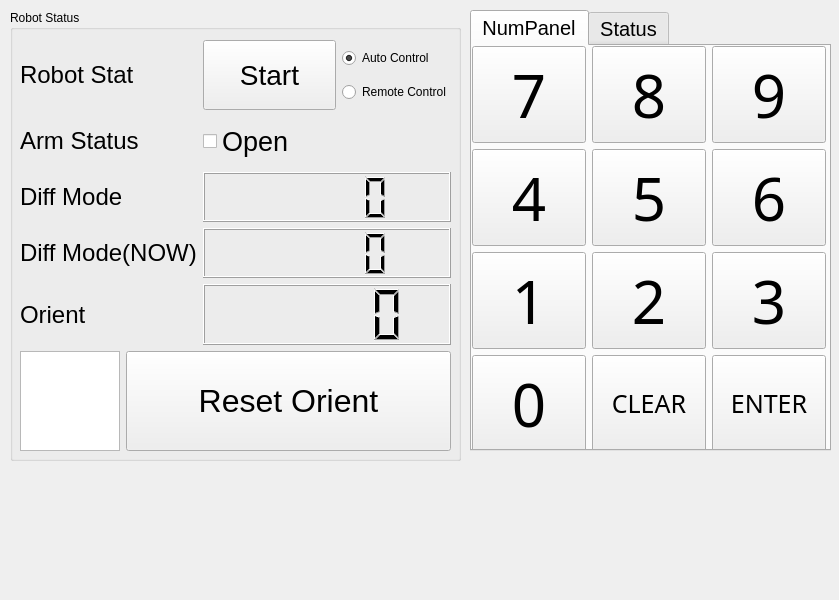
Qt form rqt_ocare/resource/ocare_ui.ui (a0919958057/ros_ocare_nav) before a commit.
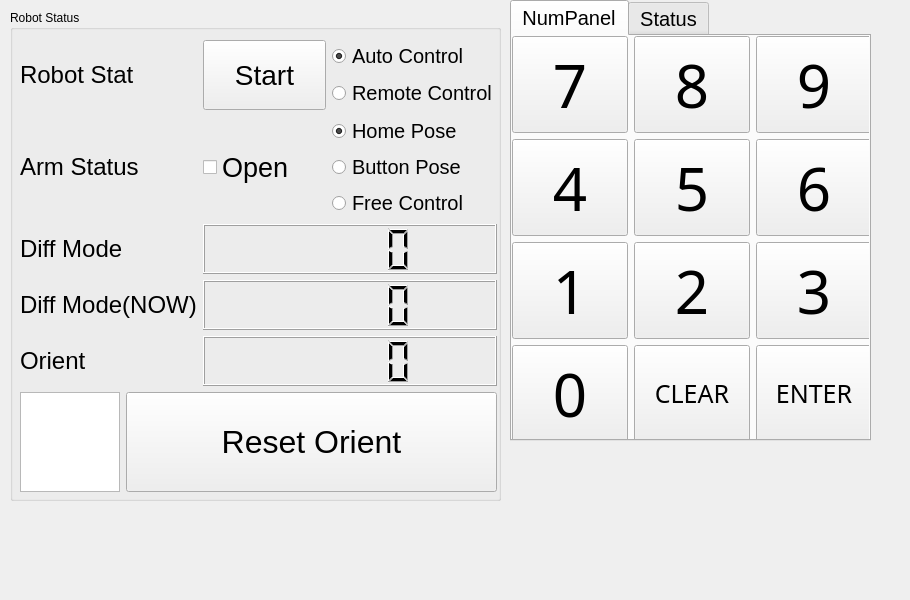
The same form after that commit. The open tabs and pages were chosen to show the change.

```diff
--- a/rqt_ocare/resource/ocare_ui.ui
+++ b/rqt_ocare/resource/ocare_ui.ui
@@ -6,7 +6,7 @@
    <rect>
     <x>0</x>
     <y>0</y>
-    <width>839</width>
+    <width>910</width>
     <height>600</height>
    </rect>
   </property>
@@ -18,8 +18,8 @@
     <rect>
      <x>10</x>
      <y>10</y>
-     <width>451</width>
-     <height>451</height>
+     <width>491</width>
+     <height>491</height>
     </rect>
    </property>
    <property name="title">
@@ -33,8 +33,8 @@
      <rect>
       <x>10</x>
       <y>30</y>
-      <width>431</width>
-      <height>411</height>
+      <width>477</width>
+      <height>452</height>
      </rect>
     </property>
     <layout class="QGridLayout" name="gridLayout">
@@ -296,19 +296,87 @@
       <layout class="QVBoxLayout" name="verticalLayout">
        <item>
         <widget class="QRadioButton" name="btnModeAuto">
+         <property name="font">
+          <font>
+           <pointsize>15</pointsize>
+          </font>
+         </property>
          <property name="text">
           <string>Auto Control</string>
          </property>
          <property name="checked">
           <bool>true</bool>
          </property>
+         <attribute name="buttonGroup">
+          <string notr="true">buttonGroup_2</string>
+         </attribute>
         </widget>
        </item>
        <item>
         <widget class="QRadioButton" name="btnModeRemote">
+         <property name="font">
+          <font>
+           <pointsize>15</pointsize>
+          </font>
+         </property>
          <property name="text">
           <string>Remote Control</string>
          </property>
+         <attribute name="buttonGroup">
+          <string notr="true">buttonGroup_2</string>
+         </attribute>
+        </widget>
+       </item>
+      </layout>
+     </item>
+     <item row="3" column="3">
+      <layout class="QVBoxLayout" name="verticalLayout_2">
+       <item>
+        <widget class="QRadioButton" name="btnModeHP">
+         <property name="font">
+          <font>
+           <pointsize>15</pointsize>
+          </font>
+         </property>
+         <property name="text">
+          <string>Home Pose</string>
+         </property>
+         <property name="checked">
+          <bool>true</bool>
+         </property>
+         <attribute name="buttonGroup">
+          <string notr="true">buttonGroup</string>
+         </attribute>
+        </widget>
+       </item>
+       <item>
+        <widget class="QRadioButton" name="btnModeBP">
+         <property name="font">
+          <font>
+           <pointsize>15</pointsize>
+          </font>
+         </property>
+         <property name="text">
+          <string>Button Pose</string>
+         </property>
+         <attribute name="buttonGroup">
+          <string notr="true">buttonGroup</string>
+         </attribute>
+        </widget>
+       </item>
+       <item>
+        <widget class="QRadioButton" name="btnModeFC">
+         <property name="font">
+          <font>
+           <pointsize>15</pointsize>
+          </font>
+         </property>
+         <property name="text">
+          <string>Free Control</string>
+         </property>
+         <attribute name="buttonGroup">
+          <string notr="true">buttonGroup</string>
+         </attribute>
         </widget>
        </item>
       </layout>
@@ -319,8 +387,8 @@
   <widget class="QTabWidget" name="tabWidget">
    <property name="geometry">
     <rect>
-     <x>470</x>
-     <y>10</y>
+     <x>510</x>
+     <y>0</y>
      <width>361</width>
      <height>441</height>
     </rect>
@@ -351,7 +419,7 @@
       <rect>
        <x>0</x>
        <y>0</y>
-       <width>354</width>
+       <width>360</width>
        <height>406</height>
       </rect>
      </property>
@@ -503,27 +571,6 @@
         </property>
        </widget>
       </item>
-      <item row="0" column="1">
-       <widget class="QPushButton" name="num_8">
-        <property name="sizePolicy">
-         <sizepolicy hsizetype="Minimum" vsizetype="Preferred">
-          <horstretch>0</horstretch>
-          <verstretch>0</verstretch>
-         </sizepolicy>
-        </property>
-        <property name="font">
-         <font>
-          <family>Ubuntu Condensed</family>
-          <pointsize>45</pointsize>
-          <weight>50</weight>
-          <bold>false</bold>
-         </font>
-        </property>
-        <property name="text">
-         <string>8</string>
-        </property>
-       </widget>
-      </item>
       <item row="3" column="2">
        <widget class="QPushButton" name="num_enter">
         <property name="sizePolicy">
@@ -608,6 +655,27 @@
         </property>
        </widget>
       </item>
+      <item row="0" column="1">
+       <widget class="QPushButton" name="num_8">
+        <property name="sizePolicy">
+         <sizepolicy hsizetype="Minimum" vsizetype="Preferred">
+          <horstretch>0</horstretch>
+          <verstretch>0</verstretch>
+         </sizepolicy>
+        </property>
+        <property name="font">
+         <font>
+          <family>Ubuntu Condensed</family>
+          <pointsize>45</pointsize>
+          <weight>50</weight>
+          <bold>false</bold>
+         </font>
+        </property>
+        <property name="text">
+         <string>8</string>
+        </property>
+       </widget>
+      </item>
      </layout>
     </widget>
    </widget>
```
Left out of the diff: 4 changed lines with no effect on the pictures.
